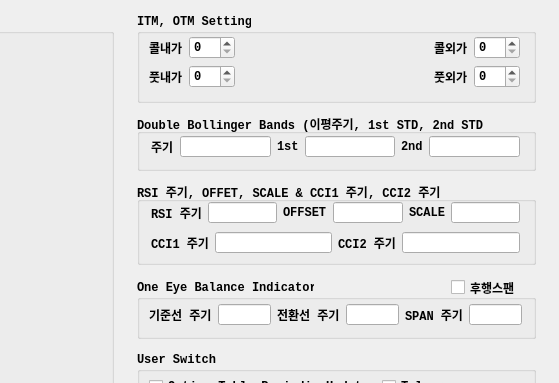
First picture: the form in UI/realtimeitem.ui, repository skygoldfish/SkyBot, before the edit; both pictures show x 201 to 760 and y 0 to 383 of the 760 by 569 pixel window.
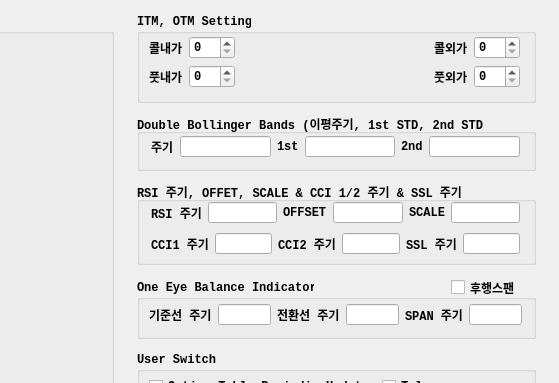
Second picture: the form after the edit.

Commit message: 소스정리

```diff
--- a/UI/realtimeitem.ui
+++ b/UI/realtimeitem.ui
@@ -835,7 +835,7 @@
     </font>
    </property>
    <property name="title">
-    <string>RSI 주기, OFFET, SCALE &amp;&amp; CCI1 주기, CCI2 주기</string>
+    <string>RSI 주기, OFFET, SCALE &amp;&amp; CCI 1/2 주기 &amp;&amp; SSL 주기</string>
    </property>
    <widget class="QWidget" name="layoutWidget">
     <property name="geometry">
@@ -912,11 +912,11 @@
      </item>
     </layout>
    </widget>
-   <widget class="QWidget" name="layoutWidget_3">
+   <widget class="QWidget" name="">
     <property name="geometry">
      <rect>
       <x>14</x>
-      <y>50</y>
+      <y>51</y>
       <width>369</width>
       <height>21</height>
      </rect>
@@ -964,6 +964,27 @@
        </property>
       </widget>
      </item>
+     <item>
+      <widget class="QLabel" name="label_23">
+       <property name="font">
+        <font>
+         <family>Consolas</family>
+         <weight>75</weight>
+         <bold>true</bold>
+        </font>
+       </property>
+       <property name="text">
+        <string>SSL 주기</string>
+       </property>
+      </widget>
+     </item>
+     <item>
+      <widget class="QLineEdit" name="lineEdit_ssl_period">
+       <property name="alignment">
+        <set>Qt::AlignRight|Qt::AlignTrailing|Qt::AlignVCenter</set>
+       </property>
+      </widget>
+     </item>
     </layout>
    </widget>
   </widget>
```
Left out of the diff: 8 changed lines with no effect on the pictures. The commit also changes 2 other files.
